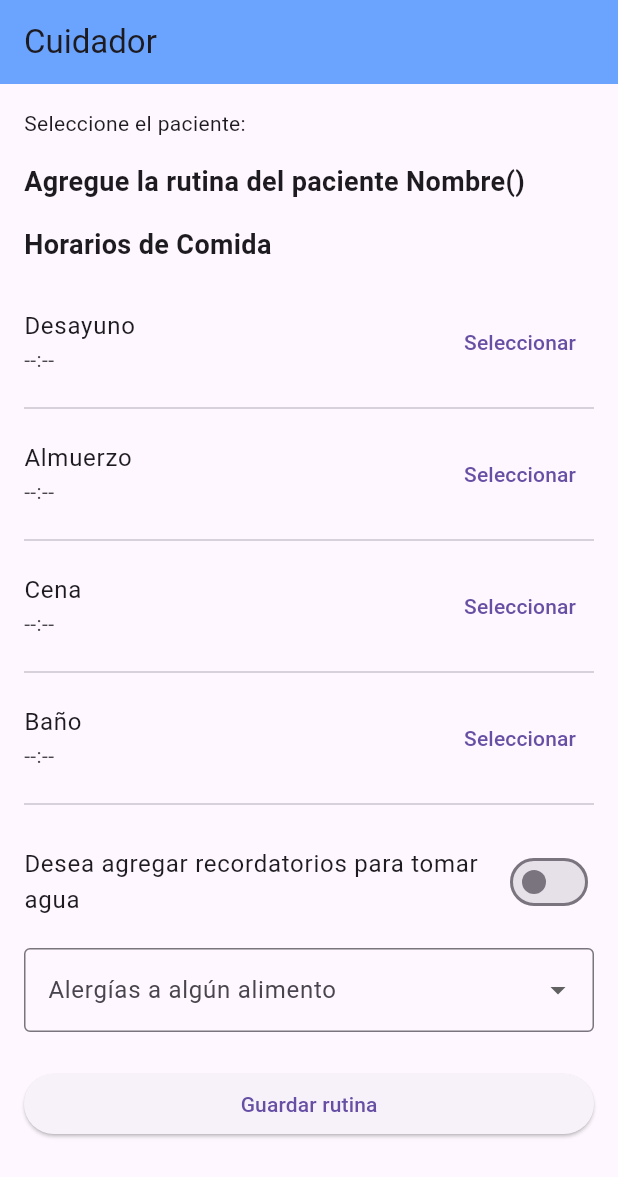
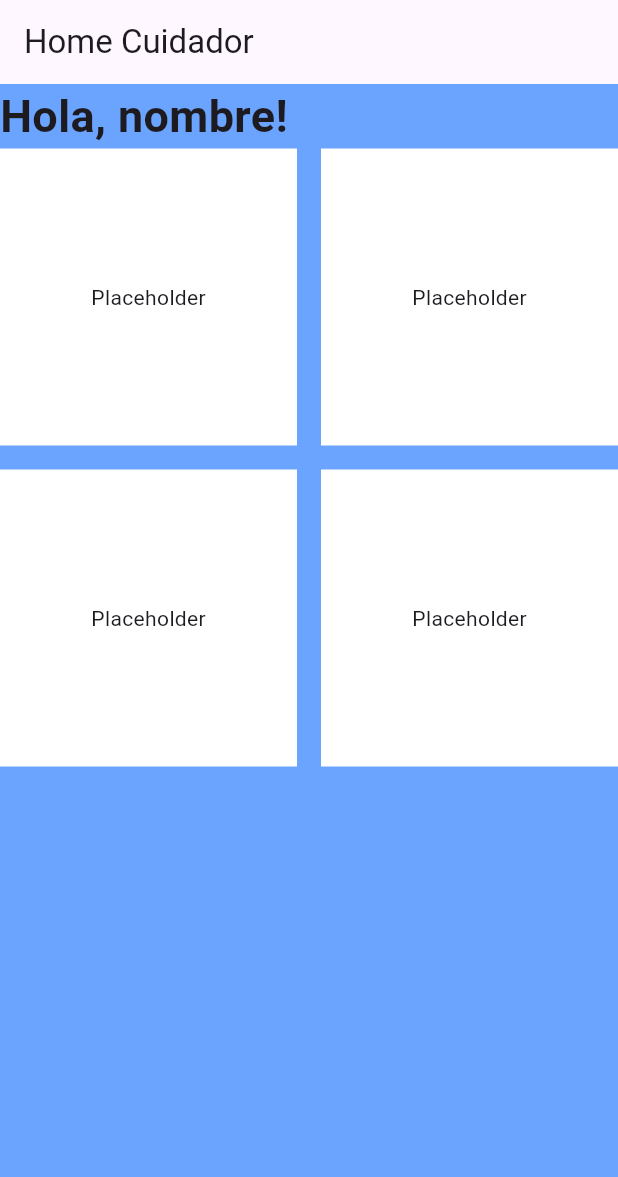
Before and after one commit to mafedev/tfg-frontend, a Flutter app: the CaregiverHomeScreen screen opened directly, on a phone screen of 412 x 824 dp. Shown: the top 1177 px of the screen. Run offline on Flutter 3.47's test engine with Material 3 defaults, Android fonts, the phone set to English and light mode, and no system bars.

Commit message:
feat(caregiver-home): add 2x2 grid layout and header text aligned top-left

```diff
--- a/lib/features/caregiver/caregiver_home_screen.dart
+++ b/lib/features/caregiver/caregiver_home_screen.dart
@@ -12,236 +12,50 @@ class CaregiverHomeScreen extends StatefulWidget {
 
 // Estado de la pantalla principal del cuidador
 class _CaregiverHomeScreenState extends State<CaregiverHomeScreen> {
-  // // Código
-  // String? _patientCode;
-
-  // Horarios de comida
-  TimeOfDay? _breakfastTime;
-  TimeOfDay? _lunchTime;
-  TimeOfDay? _dinnerTime;
-  TimeOfDay? _bathTime;
-
-  // Hidratación: activar recordatorios e intervalo en horas
-  bool _enableHydrationReminders = false;
-  int? _hydrationIntervalHours;
-
-  // indicador de guardado
-  bool _isSaving = false;
-
-  // Guardar rutina
-  Future<void> _submitRoutine() async {
-    if (_isSaving) return; // evita reentradas
-    setState(() => _isSaving = true);
-
-    final service = RutineService();
-    final success = await service.saveRutine(
-      _breakfastTime,
-      _lunchTime,
-      _dinnerTime,
-      _bathTime,
-      _enableHydrationReminders,
-      _hydrationIntervalHours,
-    );
-
-    setState(() => _isSaving = false); // hace disponible de nuevo el guardado
-
-    // Mostrar mensaje de éxito o error
-    ScaffoldMessenger.of(context).showSnackBar(
-      SnackBar(
-        content: Text(success ? 'Rutina guardada correctamente' : 'Error al guardar la rutina'),
-      ),
-    );
-  }
-
-  // Muestra '--:--'
-  String _timeText(TimeOfDay? t, BuildContext ctx) => t?.format(ctx) ?? '--:--';
-
   @override
   Widget build(BuildContext context) {
     return Scaffold(
-      appBar: AppBar(title: const Text('Cuidador'), backgroundColor: AppColors.primary,),
-      body: Padding(
-        padding: const EdgeInsets.all(16.0),
+      appBar: AppBar(title: Text('Home Cuidador')),
+      body: Container(
+        color: AppColors.primary,
         child: Column(
-          crossAxisAlignment: CrossAxisAlignment.stretch,
+          crossAxisAlignment: CrossAxisAlignment.start,
           children: [
-            _selectPatient(),
-            const SizedBox(height: 16),
-            _buildRoutineForm(),
+            const Text('Hola, nombre!', style: TextStyle(
+              fontWeight: FontWeight.bold,
+              fontSize: 30
+            )),
+            Expanded(
+              child: GridView.count(
+                crossAxisCount: 2, // 2 columnas
+                mainAxisSpacing: 16, // espacio horizontal
+                crossAxisSpacing: 16, // espacio vertical
+                children: List.generate(4, (index) { // crea una lista de 4 elementos
+                  return Container( // cada elemento es un contenedor
+                    color: Colors.white,
+                    child: const Center(
+                      child: Text(
+                        'Placeholder',
+                      ),
+                    ),
+                  );
+                }),
+              ),
+            ),
           ],
         ),
       ),
     );
   }
+}
 
-  Widget _selectPatient(){
-    return Column(
-      crossAxisAlignment: CrossAxisAlignment.stretch, // Alinea al inicio
-      children: [
-        const Text(
-          'Seleccione el paciente:'
-        )
-      ],
-    );
-  }
-  // Formulario para ingresar la rutina
-  Widget _buildRoutineForm() {
-    return Column(
-      crossAxisAlignment: CrossAxisAlignment.stretch,
-      children: [
-        Text(
-          'Agregue la rutina del paciente Nombre()',
-          style: const TextStyle(fontSize: 18, fontWeight: FontWeight.w600),
-        ),
-        const SizedBox(height: 16),
-
-        Text(
-          'Horarios de Comida',
-          style: const TextStyle(fontSize: 18, fontWeight: FontWeight.w600),
-        ),
-        const SizedBox(height: 16),
-
-        // Llama al método helper para cada horario
-        // Comidas
-        _buildTimePickerTile(
-          title: 'Desayuno',
-          time: _breakfastTime,
-          onChanged: (picked) => setState(() => _breakfastTime = picked),
-        ),
-
-        const Divider(),
-
-        _buildTimePickerTile(
-          title: 'Almuerzo',
-          time: _lunchTime,
-          onChanged: (picked) => setState(() => _lunchTime = picked),
-        ),
-
-        const Divider(),
-
-        _buildTimePickerTile(
-          title: 'Cena',
-          time: _dinnerTime,
-          onChanged: (picked) => setState(() => _dinnerTime = picked),
-        ),
-
-        const Divider(),
-
-        _buildTimePickerTile(
-          title: 'Baño',
-          time: _bathTime,
-          onChanged: (picked) => setState(() => _bathTime = picked),
-        ),
-
-        const Divider(),
-
-        // Recordatorios de hidratación
-        const SizedBox(height: 12),
-        SwitchListTile(
-          contentPadding: EdgeInsets.zero,
-          title: const Text('Desea agregar recordatorios para tomar agua'),
-          value: _enableHydrationReminders,
-          onChanged: (v) => setState(() => _enableHydrationReminders = v),
-        ),
-        if (_enableHydrationReminders)
-          Padding(
-            padding: const EdgeInsets.only(left: 4.0, bottom: 8.0),
-            child: Row(
-              children: [
-                const Text('Intervalo:'),
-                const SizedBox(width: 12),
-                DropdownButton<int>(
-                  value: _hydrationIntervalHours,
-                  hint: const Text('Seleccione intervalo'),
-                  items: <int>[1, 2, 3].map((v) {
-                    return DropdownMenuItem<int>(
-                      value: v,
-                      child: Text('Cada ${v}h'),
-                    );
-                  }).toList(),
-                  onChanged: (v) => setState(() => _hydrationIntervalHours = v),
-                ),
-              ],
-            ),
-          ),
-
-        // Alergías
-        const SizedBox(height: 12),
-        DropdownButtonFormField<String>(
-          decoration: const InputDecoration(
-            labelText: 'Alergías a algún alimento',
-            border: OutlineInputBorder(),
-          ),
-          items: <String>[
-            'Ninguna',
-            'Leche de vaca',
-            'Huevo',
-            'Cacahuate',
-            'Pescado',
-            'Mariscos',
-            'Soja',
-            'Trigo',
-            'Otros',
-          ].map((String value) {
-            return DropdownMenuItem<String>(
-              value: value,
-              child: Text(value),
-            );
-          }).toList(),
-          onChanged: (v) {},
-        ),
-
-        const SizedBox(height: 24),
-        ElevatedButton(
-          onPressed: _submitRoutine,
-          child: const Text('Guardar rutina'),
-        ),
-
-        const SizedBox(height: 16),
-        if (_breakfastTime != null || _lunchTime != null || _dinnerTime != null || _bathTime != null)
-          Card(
-            child: Padding(
-              padding: const EdgeInsets.all(12.0),
-              child: Column(
-                crossAxisAlignment: CrossAxisAlignment.start,
-                children: [
-                  const Text(
-                    'Rutina actual',
-                    style: TextStyle(fontWeight: FontWeight.w600),
-                  ),
-                  const SizedBox(height: 8),
-                  if (_breakfastTime != null) Text('Desayuno: ${_timeText(_breakfastTime, context)}'),
-                  if (_lunchTime != null) Text('Almuerzo: ${_timeText(_lunchTime, context)}'),
-                  if (_dinnerTime != null) Text('Cena: ${_timeText(_dinnerTime, context)}'),
-                  if (_bathTime != null) Text('Baño: ${_timeText(_bathTime, context)}'),
-                ],
-              ),
-            ),
-          ),
-      ],
-    );
-  }
-
-  // Nuevo helper para construir el ListTile con selector de hora
-  Widget _buildTimePickerTile({
-    required String title,
-    required TimeOfDay? time,
-    required ValueChanged<TimeOfDay?> onChanged,
-  }) {
-    return ListTile(
-      contentPadding: EdgeInsets.zero,
-      title: Text(title),
-      subtitle: Text(_timeText(time, context)),
-      trailing: TextButton(
-        onPressed: () async {
-          final picked = await showTimePicker(
-            context: context,
-            initialTime: time ?? TimeOfDay.now(),
-          );
-          if (picked != null) onChanged(picked);
-        },
-        child: const Text('Seleccionar'),
-      ),
-    );
-  }
+Widget _buildGridItem(String text) {
+  return Container(
+    decoration: BoxDecoration(
+      color: Colors.white,
+      borderRadius: BorderRadius.circular(8),
+    ),
+    alignment: Alignment.center,
+    child: Text(text, style: const TextStyle(fontSize: 18)),
+  );
 }
```
